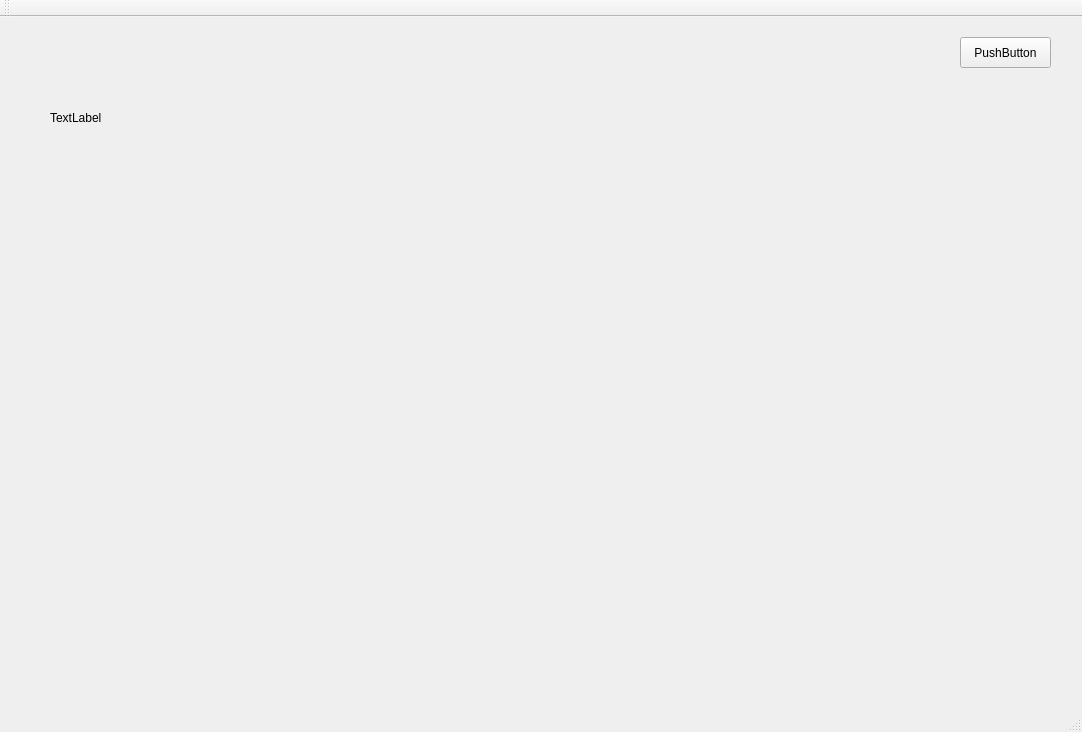
Above: PuzzleGame/PuzzleGame.ui from SzymonZielinski/PuzzleGame before the change. Below: the same form after it.
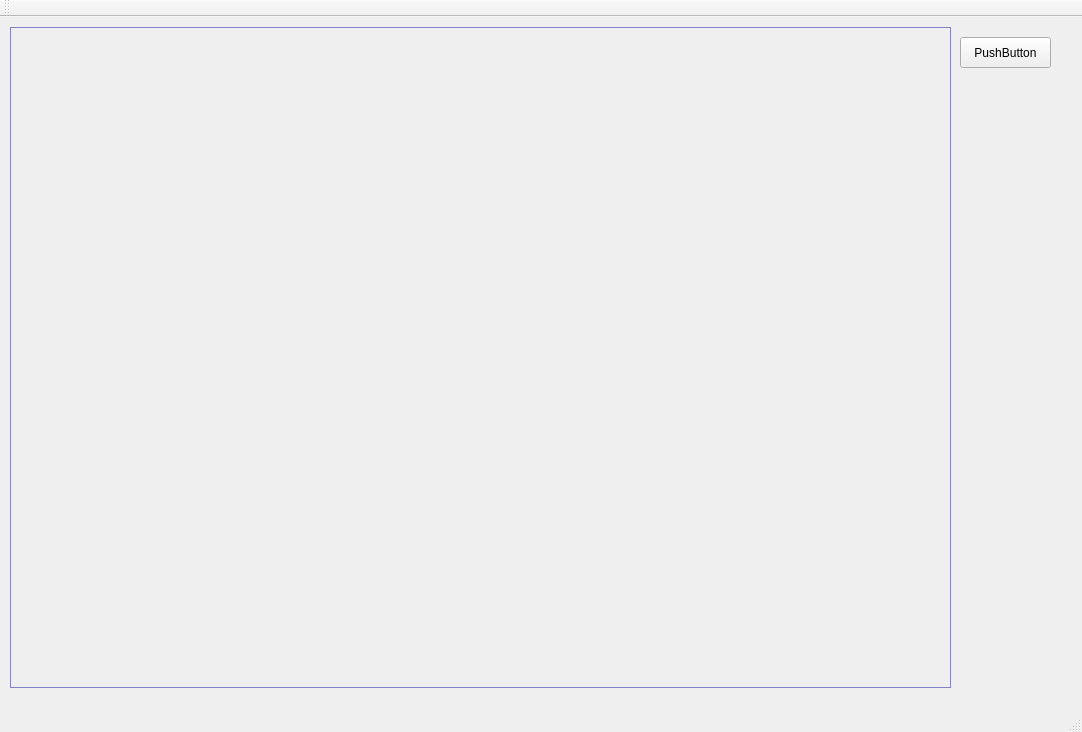
That is the form after the change.

Commit message: Added PuzzleArea class, tested QBoxLayout and few other things.

What changed in the file:
```diff
--- a/PuzzleGame/PuzzleGame.ui
+++ b/PuzzleGame/PuzzleGame.ui
@@ -14,19 +14,6 @@
    <string>PuzzleGame</string>
   </property>
   <widget class="QWidget" name="centralWidget">
-   <widget class="QLabel" name="label">
-    <property name="geometry">
-     <rect>
-      <x>50</x>
-      <y>60</y>
-      <width>131</width>
-      <height>81</height>
-     </rect>
-    </property>
-    <property name="text">
-     <string>TextLabel</string>
-    </property>
-   </widget>
    <widget class="QPushButton" name="testPushButton">
     <property name="geometry">
      <rect>
@@ -40,6 +27,86 @@
      <string>PushButton</string>
     </property>
    </widget>
+   <widget class="QFrame" name="frame">
+    <property name="geometry">
+     <rect>
+      <x>10</x>
+      <y>10</y>
+      <width>941</width>
+      <height>661</height>
+     </rect>
+    </property>
+    <property name="palette">
+     <palette>
+      <active>
+       <colorrole role="Base">
+        <brush brushstyle="SolidPattern">
+         <color alpha="255">
+          <red>170</red>
+          <green>255</green>
+          <blue>255</blue>
+         </color>
+        </brush>
+       </colorrole>
+       <colorrole role="Window">
+        <brush brushstyle="SolidPattern">
+         <color alpha="255">
+          <red>170</red>
+          <green>170</green>
+          <blue>255</blue>
+         </color>
+        </brush>
+       </colorrole>
+      </active>
+      <inactive>
+       <colorrole role="Base">
+        <brush brushstyle="SolidPattern">
+         <color alpha="255">
+          <red>170</red>
+          <green>255</green>
+          <blue>255</blue>
+         </color>
+        </brush>
+       </colorrole>
+       <colorrole role="Window">
+        <brush brushstyle="SolidPattern">
+         <color alpha="255">
+          <red>170</red>
+          <green>170</green>
+          <blue>255</blue>
+         </color>
+        </brush>
+       </colorrole>
+      </inactive>
+      <disabled>
+       <colorrole role="Base">
+        <brush brushstyle="SolidPattern">
+         <color alpha="255">
+          <red>170</red>
+          <green>170</green>
+          <blue>255</blue>
+         </color>
+        </brush>
+       </colorrole>
+       <colorrole role="Window">
+        <brush brushstyle="SolidPattern">
+         <color alpha="255">
+          <red>170</red>
+          <green>170</green>
+          <blue>255</blue>
+         </color>
+        </brush>
+       </colorrole>
+      </disabled>
+     </palette>
+    </property>
+    <property name="frameShape">
+     <enum>QFrame::StyledPanel</enum>
+    </property>
+    <property name="frameShadow">
+     <enum>QFrame::Raised</enum>
+    </property>
+   </widget>
   </widget>
   <widget class="QMenuBar" name="menuBar">
    <property name="geometry">
```
The commit also changes 7 other files.
